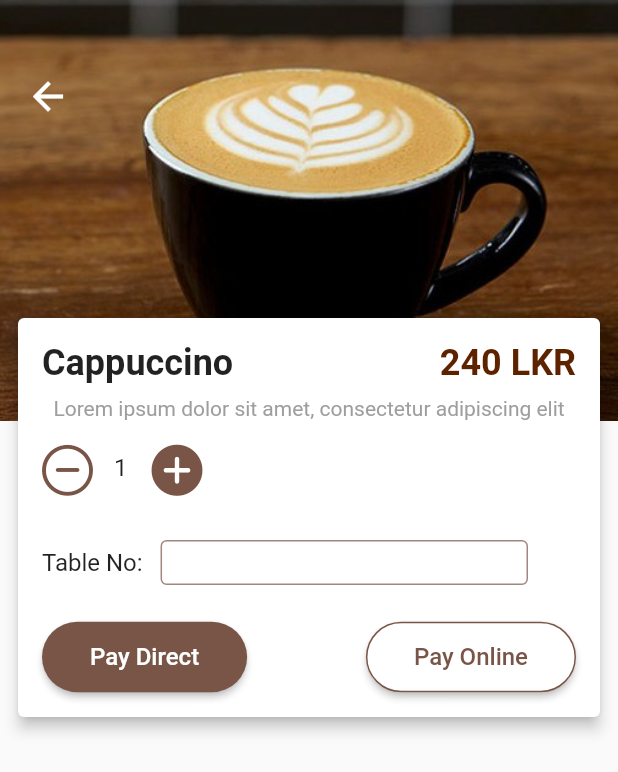
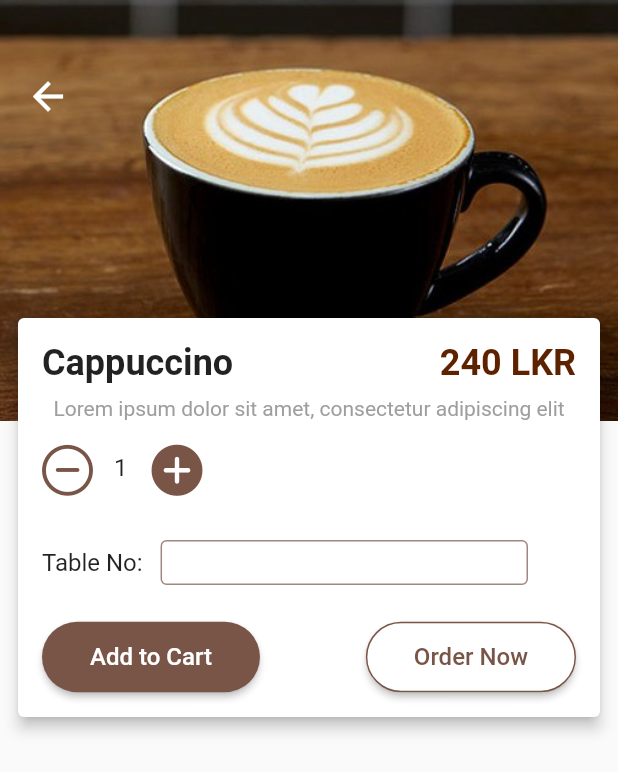
Before and after one commit to SithumDilanga/Coffee-Shop-App, a Flutter app: the screen it shows once a user with an empty profile is signed in, after a tap on "Cappucino", on a phone screen of 412 x 824 dp. Shown: the top 772 px of the screen. Run offline on Flutter 3.47's test engine with Material 2 defaults, Android fonts, the phone set to English and light mode, and no system bars; our stand-ins replace firebase_auth, firebase_core, flutter_spinkit, fluttertoast, hexcolor; accounts and stored records are empty.

Commit message:
cart functionality

```diff
--- a/lib/home/home.dart
+++ b/lib/home/home.dart
@@ -1,3 +1,4 @@
+import 'package:coffee_shop_app/main-pages/cart_page.dart';
 import 'package:coffee_shop_app/home/nav_drawer.dart';
 import 'package:coffee_shop_app/icons/my_icons.dart';
 import 'package:coffee_shop_app/home/gridview.dart';
@@ -131,8 +132,11 @@ class Home extends StatelessWidget {
                       )
                     ],
                   ),
-                  // Burger button for navagation drawer
-                  Padding(
+                  // Burger icon and cart icon
+                  Row(
+                    mainAxisAlignment: MainAxisAlignment.spaceBetween,
+                    children:<Widget> [
+                      Padding(
                     padding: const EdgeInsets.only(left: 8.0, top: 32.0),
                     child: IconButton(
                       icon: Icon(Icons.menu),
@@ -143,6 +147,19 @@ class Home extends StatelessWidget {
                       }
                     ),
                   ),
+                  Padding(
+                    padding: const EdgeInsets.only(right: 8.0, top: 32.0),
+                    child: IconButton(
+                      icon: Icon(Icons.shopping_cart),
+                      color: Colors.white,
+                      iconSize: 32.0,
+                      onPressed: () {
+                        Navigator.push(context, MaterialPageRoute(builder: (context) => CartPage()));
+                      },
+                    ),
+                  ),
+                    ]
+                  ),
                 ]
                 ),
               ),
--- a/lib/items/coffee_item_page.dart
+++ b/lib/items/coffee_item_page.dart
@@ -1,4 +1,5 @@
 import 'package:coffee_shop_app/home/gridview.dart';
+import 'package:coffee_shop_app/models/cart.dart';
 import 'package:coffee_shop_app/models/item.dart';
 import 'package:flutter/material.dart';
 import 'package:fluttertoast/fluttertoast.dart';
@@ -21,6 +22,8 @@ class _CoffeeItemState extends State<CoffeeItem> {
   Widget build(BuildContext context) {
 
     // var item = Provider.of<Item>(context);
+
+    var cart = Provider.of<Cart>(context);
 
     return Material(
       child: Stack(
@@ -150,7 +153,7 @@ class _CoffeeItemState extends State<CoffeeItem> {
                               color: Colors.brown,
                               child: Padding(
                                 padding: const EdgeInsets.fromLTRB(16.0, 14.0, 16.0, 14.0),
-                                child: Text('Pay Direct', style: TextStyle(color: Colors.white, fontSize: 16.0),),
+                                child: Text('Add to Cart', style: TextStyle(color: Colors.white, fontSize: 16.0),),
                               ),
                               shape: RoundedRectangleBorder(
                                 borderRadius: BorderRadius.circular(35.0)
@@ -163,13 +166,16 @@ class _CoffeeItemState extends State<CoffeeItem> {
                                     toastLength: Toast.LENGTH_SHORT,
                                   );
                                 }
+
+                                cart.addToCart(Item(itemName: 'Latte', itemPrice: 240));
+
                               },
                             ),
                             RaisedButton(
                               color: Colors.white,
                               child: Padding(
                                 padding: const EdgeInsets.fromLTRB(16.0, 14.0, 16.0, 14.0),
-                                child: Text('Pay Online', style: TextStyle(color: Colors.brown, fontSize: 16.0), ),
+                                child: Text('Order Now', style: TextStyle(color: Colors.brown, fontSize: 16.0), ),
                               ),
                               shape: RoundedRectangleBorder(
                                 borderRadius: BorderRadius.circular(35.0),
--- /dev/null
+++ b/lib/main-pages/cart_page.dart
@@ -0,0 +1,48 @@
+import 'package:coffee_shop_app/models/cart.dart';
+import 'package:flutter/material.dart';
+import 'package:provider/provider.dart';
+
+class CartPage extends StatefulWidget {
+  @override
+  _CartPageState createState() => _CartPageState();
+}
+
+class _CartPageState extends State<CartPage> {
+
+  var cartItem = Cart();
+
+  @override
+  Widget build(BuildContext context) {
+
+    var cartItems = Provider.of<Cart>(context);
+    // print(cartItems.items[0].itemName);
+    // print(cartItems.items.length);
+
+    return Scaffold(
+      appBar: AppBar(
+        title: Text('Cart'),
+        backgroundColor: Colors.brown,
+      ),
+      body: Consumer(
+        builder: (BuildContext context, Cart cart, child){
+        return ListView.builder(
+          itemCount: cart.items.length,
+          itemBuilder: (BuildContext context, int index){
+            print(cart.items[0].itemName);
+            print('index : ' + index.toString());
+            print(cart.items.length);
+            return Card(
+              child: ListTile(
+                title: Text('${cart.items[index].itemName}'),
+                subtitle: Text('${cart.items[index].itemPrice}'),
+                trailing: Icon(Icons.arrow_circle_up),
+                //onTap: () {},
+              ),
+            );
+          }
+        );
+      }
+      ),
+    );
+  }
+}
--- a/lib/main.dart
+++ b/lib/main.dart
@@ -1,5 +1,6 @@
 import 'package:coffee_shop_app/authenticate/login.dart';
 import 'package:coffee_shop_app/authenticate/sign_up.dart';
+import 'package:coffee_shop_app/models/cart.dart';
 import 'package:coffee_shop_app/models/item.dart';
 import 'package:coffee_shop_app/models/user.dart';
 import 'package:coffee_shop_app/services/auth.dart';
@@ -13,7 +14,8 @@ void main() async {
   await Firebase.initializeApp();
   runApp(
     ChangeNotifierProvider(
-      create: (context) => Item(),
+      //create: (context) => Item(),
+      create: (context) => Cart(),
       child: MyApp(),
     )
   );
--- /dev/null
+++ b/lib/models/cart.dart
@@ -0,0 +1,18 @@
+import 'package:coffee_shop_app/models/item.dart';
+import 'package:flutter/cupertino.dart';
+
+class Cart with ChangeNotifier{
+
+  List<Item> items = [];
+
+  void addToCart(Item item) {
+    items.add(item);
+    notifyListeners();
+  }
+
+  void removeFromCart(Item item) {
+    items.remove(item);
+    notifyListeners();
+  }
+
+}
--- a/lib/models/item.dart
+++ b/lib/models/item.dart
@@ -3,18 +3,21 @@ import 'package:flutter/cupertino.dart';
 class Item with ChangeNotifier {
 
   String itemName;
-  String itemPrice;
-  int itemAmount = 1;
+  double itemPrice;
 
-  void increase(int itemCount) {
-    // itemAmount++;
-    this.itemAmount = itemCount;
-    notifyListeners();
-  }
+  Item({this.itemName, this.itemPrice});
 
-  void decrease() {
-    itemAmount--;
-    notifyListeners();
-  }
+  // int itemAmount = 1;
+
+  // void increase(int itemCount) {
+  //   // itemAmount++;
+  //   this.itemAmount = itemCount;
+  //   notifyListeners();
+  // }
+
+  // void decrease() {
+  //   itemAmount--;
+  //   notifyListeners();
+  // }
 
 }
```
Also changed, not shown: lib/common/cart_item.dart (added, +10 -0 lines).
